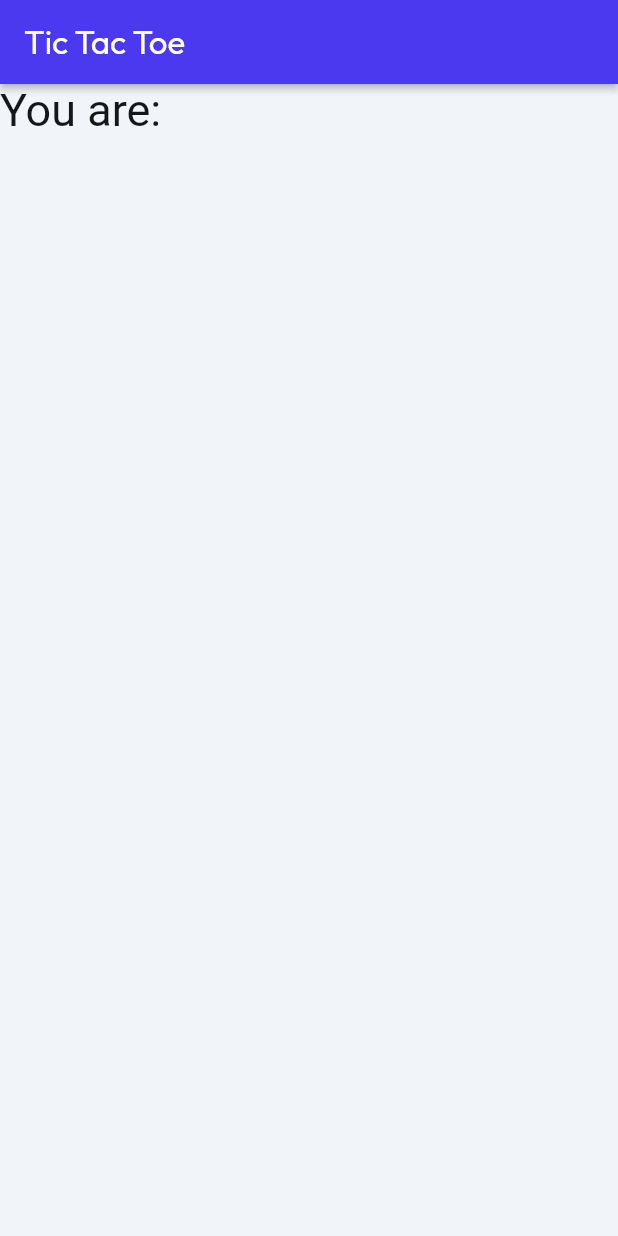
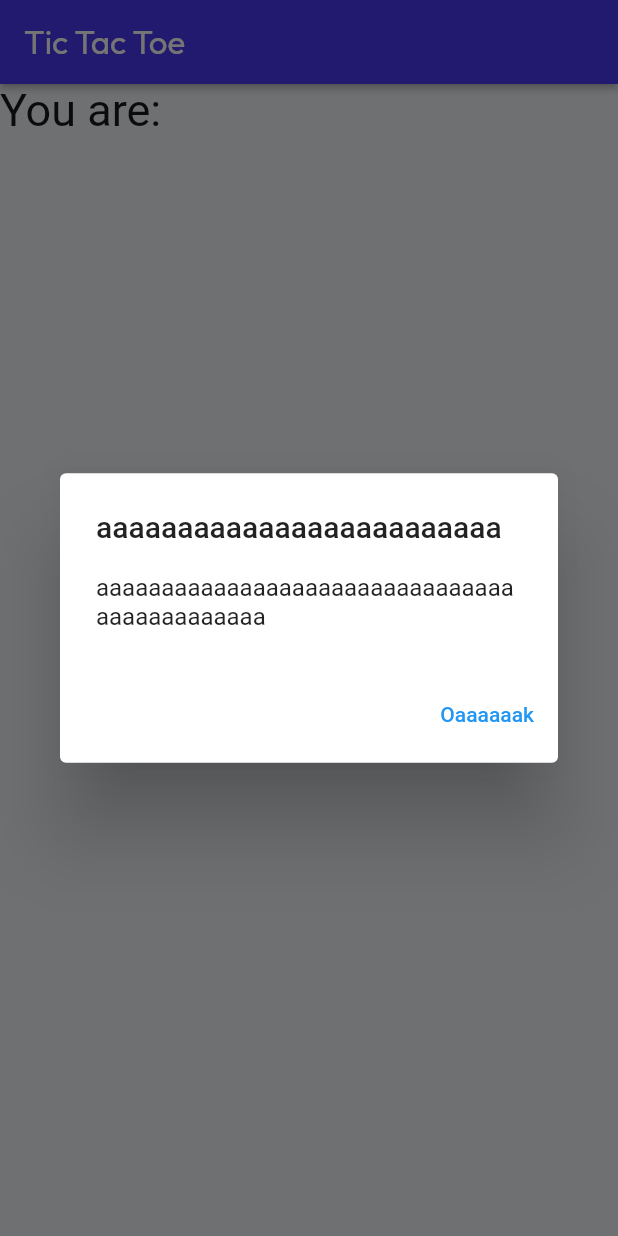
Before and after one commit to ItayMeirowitz/Gamya, a Flutter app: the TicTacToeWidget screen opened by its route, on a phone screen of 412 x 824 dp. Run offline on Flutter 3.47's test engine with Material 3 defaults, Android fonts, the phone set to English and light mode, and no system bars; our stand-ins replace auto_size_text, badges, cached_network_image, equatable, flutter_animate, font_awesome_flutter and 7 more; missing offline and left inert: json_path, mime_type; accounts and stored records are empty; network calls fail; Roboto replaces fonts that are missing (Readex Pro).

Commit message:
Updating to latest FlutterFlow output.

```diff
--- a/lib/games/tic_tac_toe/tic_tac_toe_widget.dart
+++ b/lib/games/tic_tac_toe/tic_tac_toe_widget.dart
@@ -30,6 +30,10 @@ class _TicTacToeWidgetState extends State<TicTacToeWidget> {
       setState(() {
         FFAppState().hasStarted = true;
       });
+      setState(() {
+        _model.started = true;
+      });
+      while (_model.started) {
         _model.getInitialTicTacToeResp = await GetTicTacToeBoardCall.call(
           serverIP: FFAppState().serverIP,
           tokenType: FFAppState().tokenType,
@@ -49,13 +53,27 @@ class _TicTacToeWidgetState extends State<TicTacToeWidget> {
                 .cast<String>();
           });
           setState(() {
-          _model.started = true;
             _model.isTurn = functions.isTurn(
                 FFAppState().userType, _model.currentGrid.toList());
           });
+        } else {
+          await showDialog(
+            context: context,
+            builder: (alertDialogContext) {
+              return AlertDialog(
+                title: const Text('aaaaaaaaaaaaaaaaaaaaaaaaa'),
+                content: const Text('aaaaaaaaaaaaaaaaaaaaaaaaaaaaaaaaaaaaaaaaaaaaa'),
+                actions: [
+                  TextButton(
+                    onPressed: () => Navigator.pop(alertDialogContext),
+                    child: const Text('Oaaaaaak'),
+                  ),
+                ],
+              );
+            },
+          );
           return;
-      } else {
-        return;
+        }
       }
     });
   }
```
Lines whose indentation alone changed are shown as unchanged.
